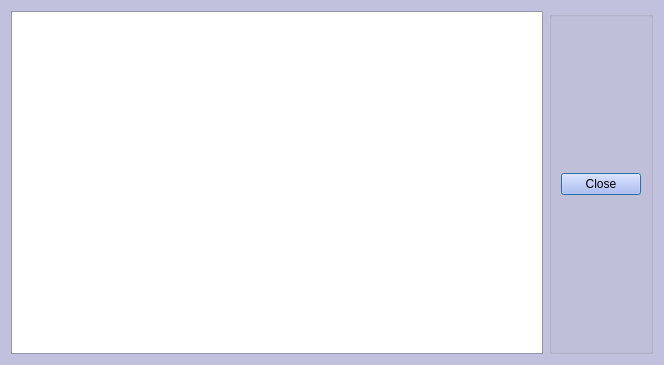
This is LHCbDIRAC/BookkeepingSystem/Gui/Widget/InfoDialog.ui in antolu/LHCbDIRAC as Qt 5 draws it before an edit. The edited form follows.
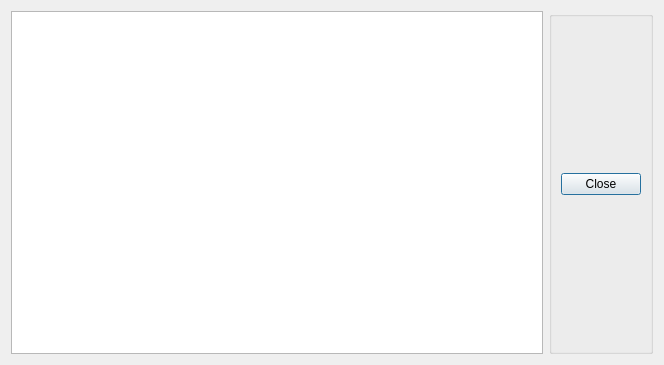
This is the edited form.

Commit message: I changed back the original color!

What changed in the file:
```diff
--- a/LHCbDIRAC/BookkeepingSystem/Gui/Widget/InfoDialog.ui
+++ b/LHCbDIRAC/BookkeepingSystem/Gui/Widget/InfoDialog.ui
@@ -13,98 +13,7 @@
     <height>365</height>
    </rect>
   </property>
-  <property name="palette">
-   <palette>
-    <active>
-     <colorrole role="Button">
-      <brush brushstyle="SolidPattern">
-       <color alpha="255">
-        <red>170</red>
-        <green>178</green>
-        <blue>249</blue>
-       </color>
-      </brush>
-     </colorrole>
-     <colorrole role="Base">
-      <brush brushstyle="SolidPattern">
-       <color alpha="255">
-        <red>255</red>
-        <green>255</green>
-        <blue>255</blue>
-       </color>
-      </brush>
-     </colorrole>
-     <colorrole role="Window">
-      <brush brushstyle="SolidPattern">
-       <color alpha="255">
-        <red>193</red>
-        <green>193</green>
-        <blue>221</blue>
-       </color>
-      </brush>
-     </colorrole>
-    </active>
-    <inactive>
-     <colorrole role="Button">
-      <brush brushstyle="SolidPattern">
-       <color alpha="255">
-        <red>170</red>
-        <green>178</green>
-        <blue>249</blue>
-       </color>
-      </brush>
-     </colorrole>
-     <colorrole role="Base">
-      <brush brushstyle="SolidPattern">
-       <color alpha="255">
-        <red>255</red>
-        <green>255</green>
-        <blue>255</blue>
-       </color>
-      </brush>
-     </colorrole>
-     <colorrole role="Window">
-      <brush brushstyle="SolidPattern">
-       <color alpha="255">
-        <red>193</red>
-        <green>193</green>
-        <blue>221</blue>
-       </color>
-      </brush>
-     </colorrole>
-    </inactive>
-    <disabled>
-     <colorrole role="Button">
-      <brush brushstyle="SolidPattern">
-       <color alpha="255">
-        <red>170</red>
-        <green>178</green>
-        <blue>249</blue>
-       </color>
-      </brush>
-     </colorrole>
-     <colorrole role="Base">
-      <brush brushstyle="SolidPattern">
-       <color alpha="255">
-        <red>193</red>
-        <green>193</green>
-        <blue>221</blue>
-       </color>
-      </brush>
-     </colorrole>
-     <colorrole role="Window">
-      <brush brushstyle="SolidPattern">
-       <color alpha="255">
-        <red>193</red>
-        <green>193</green>
-        <blue>221</blue>
-       </color>
-      </brush>
-     </colorrole>
-    </disabled>
-   </palette>
-  </property>
-  <property name="windowTitle">
+  <property name="windowTitle" >
    <string>Feicim Info dialog</string>
   </property>
   <layout class="QHBoxLayout">
```
Left out of the diff: 25 changed lines with no effect on the pictures. The commit also changes 22 other files.
